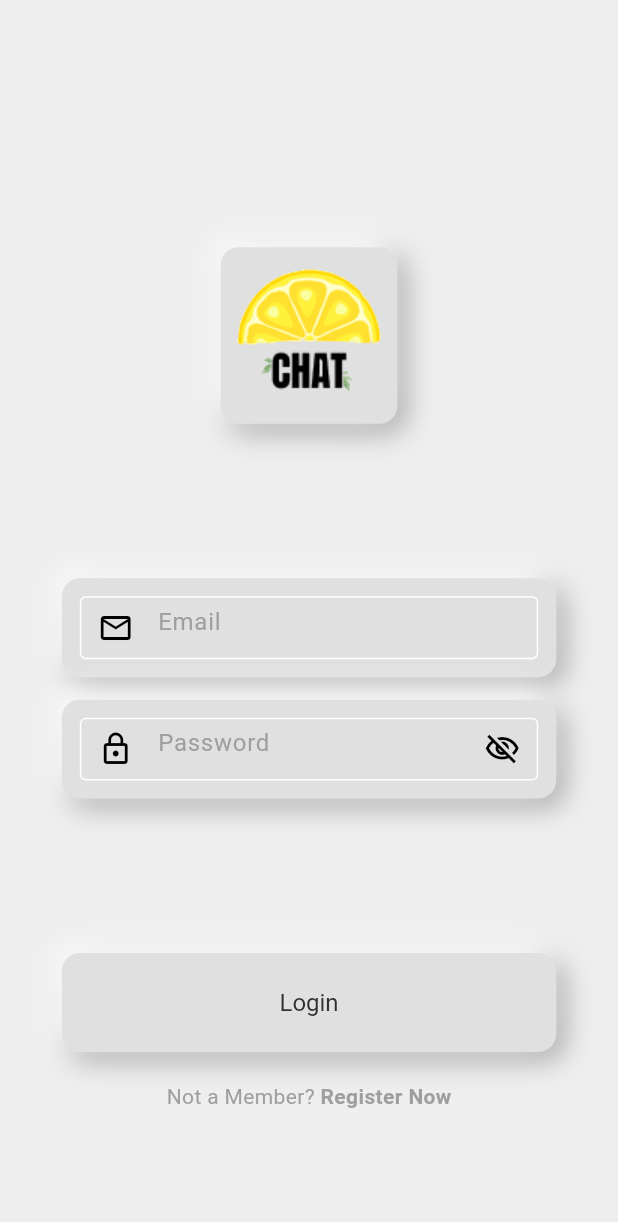
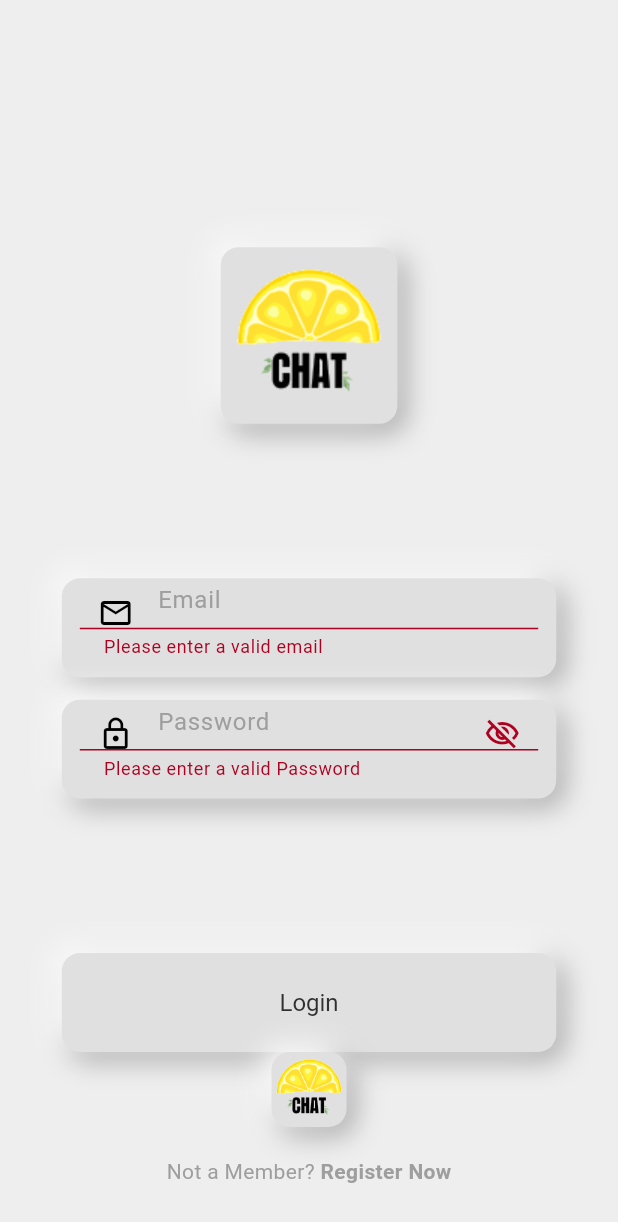
Before and after one commit to balciemirhan/LimonChatApp, a Flutter app: the screen it shows after launch, on a phone screen of 412 x 824 dp. Shown: the top 1222 px of the screen. Run offline on Flutter 3.47's test engine with Material 3 defaults, Android fonts, the phone set to English and light mode, and no system bars; our stand-ins replace firebase_auth, firebase_core, google_sign_in; accounts and stored records are empty.

Commit message:
Login and create user sections have been updated. and Google Authentication login option has been added.

```diff
--- a/limon_chat_app/lib/auth/auth_gate.dart
+++ b/limon_chat_app/lib/auth/auth_gate.dart
@@ -4,15 +4,23 @@ import 'package:limon_chat_app/auth/login_or_register.dart';
 import 'package:limon_chat_app/pages/home_page.dart';
 
 // dinleyici --> kullanıcı'nın giriş yapıp yapmadığını kontrol edeceğim.
-class AuthGate extends StatelessWidget {
+
+/* 'AuthGate' widget'ı, bir kullanıcının Firebase Authentication'ı kullanarak oturum açıp açmadığını belirlemek için bir ağ geçidi denetleyicisi görevi görecek şekilde tasarlanmıştır. Kimlik doğrulama durumundaki değişiklikleri dinlemek için bir "StreamBuilder" kullanır ve bir kullanıcının kimliğinin doğrulanıp doğrulanmadığına bağlı olarak koşullu olarak "Ana Sayfa" veya "LoginOrRegister" widget'ını görüntüler.  */
+class AuthGate extends StatefulWidget {
   const AuthGate({Key? key}) : super(key: key);
 
+  @override
+  State<AuthGate> createState() => _AuthGateState();
+}
+
+class _AuthGateState extends State<AuthGate> {
+// snapshot.hasData =  akışın boş olmayan bir değer yayıp yaymadığını kontrol ediyor. true / false = StreamBuilder sınıfından geliyor. Kimliği doğrulanmış / doğrulanmamış.
   @override
   Widget build(BuildContext context) {
     return Scaffold(
       body: StreamBuilder(
         stream: FirebaseAuth.instance.authStateChanges(),
-        builder: (context, snapshot) {
+        builder: (BuildContext context, AsyncSnapshot snapshot) {
           // user in logged in
           if (snapshot.hasData) {
             return const HomePage();
--- a/limon_chat_app/lib/auth/auth_service.dart
+++ b/limon_chat_app/lib/auth/auth_service.dart
@@ -45,4 +45,6 @@ class AuthService {
   }
 
   // errors
+
+  // Google Authentication sign in
 }
--- a/limon_chat_app/lib/config/routes/app_routes.dart
+++ b/limon_chat_app/lib/config/routes/app_routes.dart
@@ -17,7 +17,7 @@ final class AppRoute {
   static const String home = "/home";
 
   static Map<String, AppRouteMapFunction> routes = {
-    login: (context) => const LoginPage(),
+    login: (context) => LoginPage(),
     register: (context) => RegisterPage(),
     loginOrRegister: (context) => const LoginOrRegister(),
     authGate: (context) => const AuthGate(),
--- a/limon_chat_app/lib/pages/login/login_form.dart
+++ b/limon_chat_app/lib/pages/login/login_form.dart
@@ -3,47 +3,92 @@ import 'package:limon_chat_app/auth/auth_service.dart';
 import 'package:limon_chat_app/config/constant/themes/mediaquery.dart';
 
 import 'package:limon_chat_app/config/constant/themes/text.dart';
+import 'package:limon_chat_app/pages/home_page.dart';
 
 import 'package:limon_chat_app/widgets/auth_button.dart';
 import 'package:limon_chat_app/widgets/my_textformfield.dart';
 
-class LoginForm extends StatelessWidget {
-   LoginForm({
+// StatefulWidget olmak zorunda formu güncelleye bilmek için:
+class LoginForm extends StatefulWidget {
+  const LoginForm({
     Key? key,
     required this.formkey,
   }) : super(key: key);
 
   final GlobalKey<FormState> formkey;
 
+  @override
+  State<LoginForm> createState() => _LoginFormState();
+}
+
+class _LoginFormState extends State<LoginForm> {
   final TextEditingController emailController = TextEditingController();
 
   final TextEditingController passwordController = TextEditingController();
 
   // login method
-  Future<void> login(BuildContext context) async {
-    // giriş düğmesine tıkladığımızda yapmak istediklerimiz:
+/*   Future<void> login(BuildContext context) async {
     // get auth service:
-
     final authService = AuthService();
 
     // try login
-
     try {
       await authService.signInWithEmailAndPassword(
           emailController.text, passwordController.text);
+      Navigator.pushReplacement(
+        context,
+        MaterialPageRoute(builder: (context) => const HomePage()),
+      );
     } catch (e) {
+      // ignore: use_build_context_synchronously
       showDialog(
         context: context,
         builder: (context) => AlertDialog(title: Text(e.toString())),
       );
     }
     // catch any errors
+  } */
+
+  Future<void> login(BuildContext context) async {
+    // get auth service:
+    final authService = AuthService();
+
+    // check if email is valid
+    if (!RegExp(r"^[a-zA-Z0-9_.+-]+@[a-zA-Z0-9-]+\.[a-zA-Z0-9-.]+$")
+        .hasMatch(emailController.text)) {
+      // show error dialog
+      showDialog(
+        context: context,
+        builder: (context) => AlertDialog(
+          title: const Text("Invalid email address"),
+        ),
+      );
+      return;
+    }
+
+    // try login
+    try {
+      await authService.signInWithEmailAndPassword(
+          emailController.text, passwordController.text);
+      Navigator.pushReplacement(
+        context,
+        MaterialPageRoute(builder: (context) => const HomePage()),
+      );
+    } catch (e) {
+      // show error dialog
+      showDialog(
+        context: context,
+        builder: (context) => AlertDialog(title: Text(e.toString())),
+      );
+    }
   }
 
+/* Form widget'ı, içindeki tüm FormField widget'larını takip eder ve bu alanların geçerliliğini kontrol eder. FormField widget'ları, validator özelliği ile geçerlilik kontrolü yapabilirler. */
   @override
   Widget build(BuildContext context) {
     return Form(
-      key: formkey,
+      autovalidateMode: AutovalidateMode.always,
+      key: widget.formkey,
       child: Column(
         children: [
           MyTextFormField(
@@ -55,6 +100,7 @@ class LoginForm extends StatelessWidget {
               if (value == null || value.isEmpty) {
                 return AppText.validEmail;
               }
+
               return null;
             },
           ),
@@ -64,7 +110,7 @@ class LoginForm extends StatelessWidget {
             padding: EdgeInsets.only(
                 top: AppScreenSize.screenSize(context).height / 8),
             child: AuthButton(
-                formKey: formkey,
+                formKey: widget.formkey,
                 auth: (context) => login(context),
                 buttonString: AppText.loginButtonTitle),
           ),
@@ -99,6 +145,7 @@ class LoginForm extends StatelessWidget {
             if (value == null || value.isEmpty) {
               return AppText.validPassword;
             }
+
             return null;
           },
           keyboardType: TextInputType.visiblePassword,
@@ -106,38 +153,4 @@ class LoginForm extends StatelessWidget {
       },
     );
   }
-
-/*   Widget buildLoginButton(
-    BuildContext context,
-    GlobalKey<FormState> formkey,
-    String buttonText,
-  ) {
-    return GestureDetector(
-      onTap: () {
-        bool result = formkey.currentState!.validate();
-        if (result) {
-          formkey.currentState!.save();
-          login(context);
-
-          /*  Navigator.of(context).pushNamed("/home");
- */
-          // Form geçerliyse, verileri gönderin.
-          // submit butonu ile backEnd'e kaydedip verileri göndereceğim.
-          // submit();
-        }
-      },
-      child: NeuBox(
-        width: AppScreenSize.screenSize(context).width * 0.8,
-        height: AppScreenSize.screenSize(context).height * 0.08,
-        child: Container(
-          child: Center(
-            child: Text(
-              buttonText,
-              style: AppTextStyle.body1,
-            ),
-          ),
-        ),
-      ),
-    );
-  } */
 }
--- a/limon_chat_app/lib/pages/login/login_page.dart
+++ b/limon_chat_app/lib/pages/login/login_page.dart
@@ -1,27 +1,18 @@
 import 'package:flutter/material.dart';
+import 'package:limon_chat_app/auth/google_authentication.dart';
 import 'package:limon_chat_app/config/constant/themes/mediaquery.dart';
 import 'package:limon_chat_app/config/constant/themes/neu_box.dart';
 import 'package:limon_chat_app/config/constant/themes/text.dart';
 import 'package:limon_chat_app/config/constant/themes/text_style.dart';
+import 'package:limon_chat_app/pages/login/login_form.dart';
+import 'package:limon_chat_app/widgets/square_auth_button.dart';
 
-import 'package:limon_chat_app/pages/login/login_form.dart';
-
-class LoginPage extends StatefulWidget {
-  const LoginPage({Key? key, this.onTap}) : super(key: key);
+class LoginPage extends StatelessWidget {
+  LoginPage({Key? key, this.onTap}) : super(key: key);
 
   final void Function()? onTap;
 
-  @override
-  State<LoginPage> createState() => _LoginPageState();
-}
-
-class _LoginPageState extends State<LoginPage> {
-  late GlobalKey<FormState> formKey;
-  @override
-  void initState() {
-    super.initState();
-    formKey = GlobalKey<FormState>();
-  }
+  final GlobalKey<FormState> formKey = GlobalKey<FormState>();
 
   @override
   Widget build(BuildContext context) {
@@ -50,15 +41,13 @@ class _LoginPageState extends State<LoginPage> {
                 child: LoginForm(formkey: formKey),
               ),
 
-              // login Button
-              /*        Padding(
-                padding: EdgeInsets.only(
-                    top: AppScreenSize.screenSize(context).height / 8),
-                child: LoginButton(
-                  buttonText: "sadjuyfvuysdtf",
-                  formkey: formKey,
-                ),
-              ), */
+              // Square Auth Button
+
+              // GoogleAuthentication --> kimlik doğrulama hizmeti.
+              SquareAuthButton(
+                onTap: () => GoogleAuthentication().signInWithGoogle(),
+                imagePath: "assets/images/chat.png",
+              ),
 
               Padding(
                 padding: const EdgeInsets.all(20),
@@ -71,7 +60,7 @@ class _LoginPageState extends State<LoginPage> {
                     ),
                     InkWell(
                       onTap: () {
-                        widget.onTap!();
+                        onTap!();
                       },
                       child: const Text(
                         AppText.registerNow,
--- /dev/null
+++ b/limon_chat_app/lib/widgets/square_auth_button.dart
@@ -0,0 +1,27 @@
+import 'package:flutter/material.dart';
+import 'package:limon_chat_app/config/constant/themes/neu_box.dart';
+
+class SquareAuthButton extends StatelessWidget {
+  const SquareAuthButton({Key? key, this.onTap, required this.imagePath})
+      : super(key: key);
+
+  final String imagePath;
+  final void Function()? onTap;
+  @override
+  Widget build(BuildContext context) {
+    return GestureDetector(
+      onTap: onTap,
+      child: NeuBox(
+        width: 50,
+        height: 50,
+        child: Container(
+          child: Center(
+            child: Image(
+              image: AssetImage(imagePath),
+            ),
+          ),
+        ),
+      ),
+    );
+  }
+}
--- a/limon_chat_app/pubspec.yaml
+++ b/limon_chat_app/pubspec.yaml
@@ -36,6 +36,7 @@ dependencies:
   cupertino_icons: ^1.0.2
   firebase_core: ^2.24.2
   firebase_auth: ^4.16.0
+  google_sign_in: ^6.2.1
 
 dev_dependencies:
   flutter_test:
```
Also changed, not shown: limon_chat_app/lib/auth/google_authentication.dart (added, +30 -0 lines), limon_chat_app/lib/pages/home_page.dart (+6 -14 lines), limon_chat_app/lib/pages/register/register_form.dart (+40 -1 lines), limon_chat_app/lib/widgets/my_drawer.dart (added, +69 -0 lines), limon_chat_app/pubspec.lock, 2 other files.
